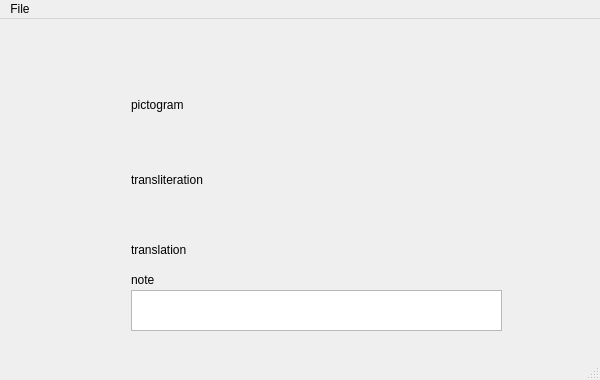
The window that mainwindow.ui (jubalh/daoshi) describes before a commit, drawn with Qt 5.
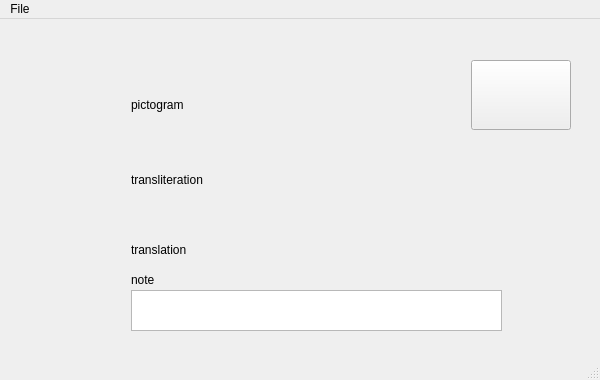
The same window after the commit.

Commit message:
Display next word, resize window and close session
Add button to display the next word. Using arrow key as an icon.

TextEdit for the example sentenes has no border now.

Resize the window according to openLesson or displayLesson mode.

Give possibillity to close a session.

```diff
--- a/mainwindow.ui
+++ b/mainwindow.ui
@@ -208,6 +208,19 @@
          </rect>
         </property>
        </widget>
+       <widget class="QPushButton" name="btnNextWord">
+        <property name="geometry">
+         <rect>
+          <x>460</x>
+          <y>30</y>
+          <width>100</width>
+          <height>70</height>
+         </rect>
+        </property>
+        <property name="text">
+         <string/>
+        </property>
+       </widget>
       </widget>
      </widget>
     </item>
```
Left out of the diff: 8 changed lines with no effect on the pictures. The commit also changes 4 other files.
